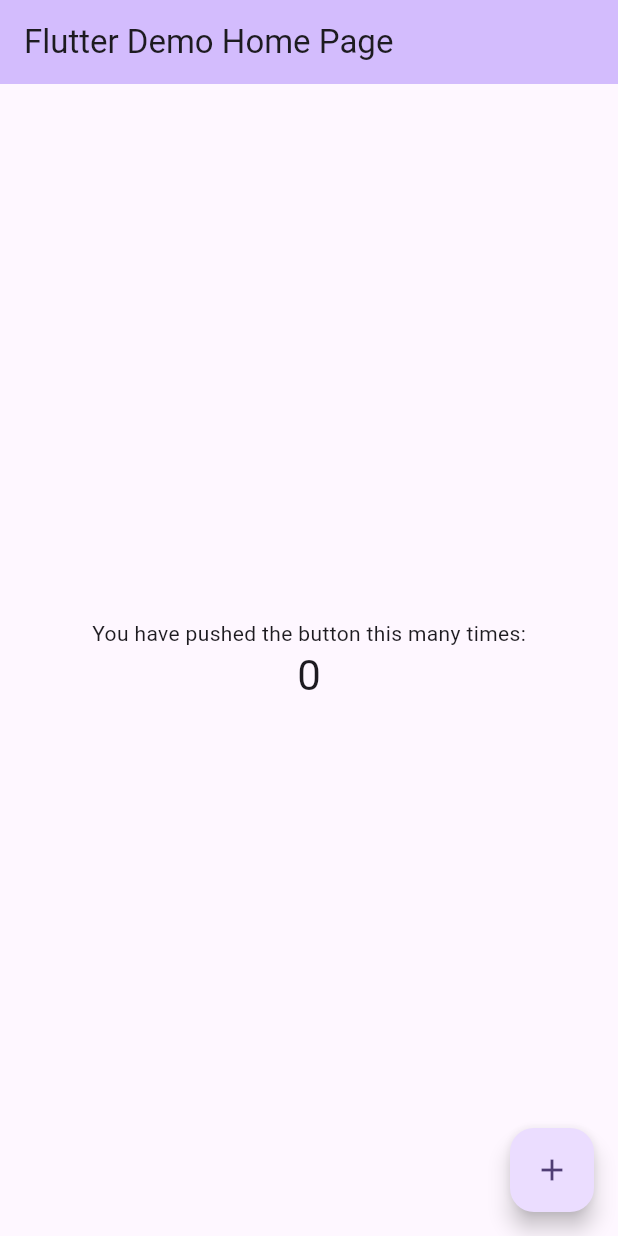
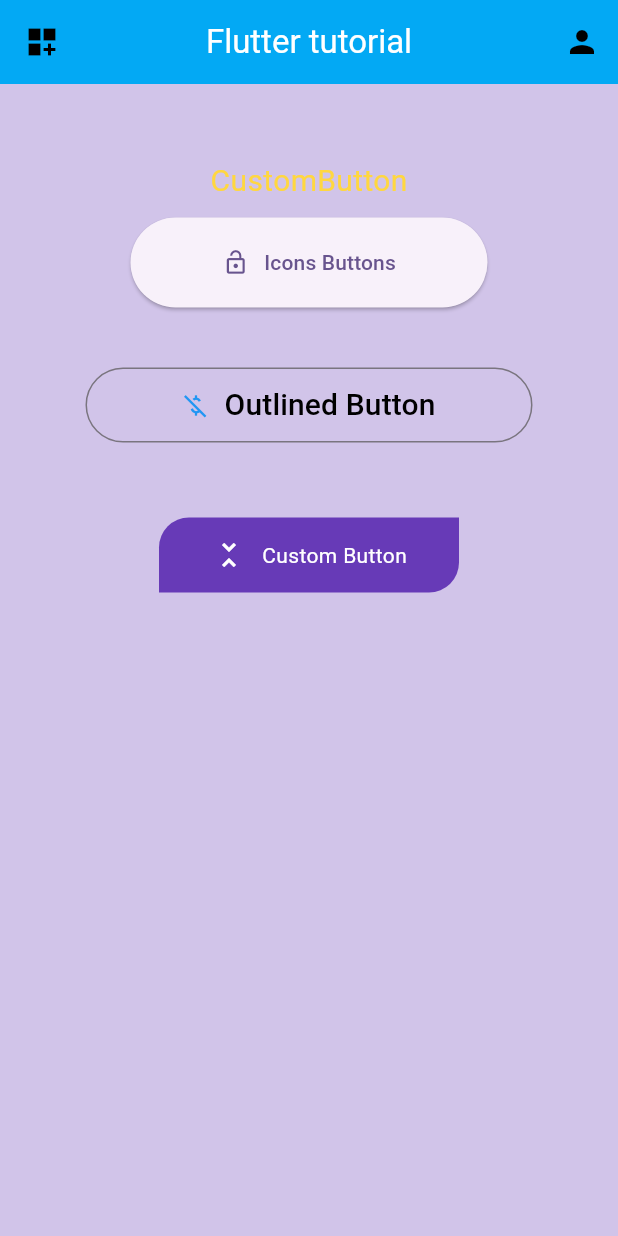
Before and after one commit to ShivBhanKushWaha/Flutter_Tutorial, a Flutter app: the screen it shows after launch, on a phone screen of 412 x 824 dp. Run offline on Flutter 3.47's test engine with Material 3 defaults, Android fonts, the phone set to English and light mode, and no system bars.

Commit message:
AppBar & Buttons

```diff
--- /dev/null
+++ b/lib/components/AppBar.dart
@@ -0,0 +1,47 @@
+import 'package:flutter/material.dart';
+import 'package:flutter_tutorial/components/Buttons.dart';
+
+class HomePage extends StatelessWidget {
+  const HomePage({super.key});
+
+  @override
+  Widget build(BuildContext context) {
+    return Scaffold(
+      // default app color bar is blue
+      appBar: AppBar(
+        // aap bar ke niche shadow lane ke liye elevation rakho hatane ke liye 0
+      // elevation: 0,
+      title: const Text('Flutter tutorial'),
+      // title ke color ke liye foregroundcolor
+      foregroundColor: Colors.white,
+      // to center title use centertitle true
+      centerTitle: true,
+      backgroundColor: Colors.lightBlue,
+      // to add icons left side use leading, IconButton take onpressed event
+      leading: IconButton(onPressed: (() => {
+        print('Left Dashboard pressed')
+      }), icon: const Icon(Icons.dashboard_customize,
+      // to change icon color
+      color: Colors.black,
+      )),
+      // to add icons is right side use actions in actions we can use many icon
+      actions: [
+        IconButton(onPressed: (() => {
+          print('Right Account button pressed')
+        }),
+        icon: const Icon(
+          Icons.person,
+          color: Colors.black,
+        )),
+        // use only icon to add only icon  not performing any event
+        // Icon(Icons.local_activity)
+      ],
+      ),
+      backgroundColor: Colors.deepPurple.shade100,
+      body: const Center(
+        // child: Text('Home'),
+        child: Buttons(),
+      ),
+    );
+  }
+}
--- /dev/null
+++ b/lib/components/Buttons.dart
@@ -0,0 +1,109 @@
+import 'package:flutter/material.dart';
+
+class Buttons extends StatelessWidget {
+  const Buttons({super.key});
+
+  @override
+  Widget build(BuildContext context) {
+    return Column(
+      children: [
+        const SizedBox(
+          height: 50,
+        ),
+        // button using text with any event
+        const Text('CustomButton',
+            style: TextStyle(fontSize: 20, color: Colors.amberAccent)),
+        const SizedBox(
+          height: 10,
+        ),
+        // buttons using elevated button with event
+        ElevatedButton(
+          onPressed: (() => {print('Button press')}),
+          // simple button with text
+          // child: const Text('My Button'),
+          // button with icons we use wrap the text inside a Row then Children then Text
+          // row me lene se pura width le lega to uske liye hame container me wrap kr dena hai
+          // aur container me width set kr dena hai
+          child: Container(
+            // margin means container and row ke bich me margin
+            margin: EdgeInsets.symmetric(vertical: 20,horizontal: 20),
+            // assign the width
+            width: 150,
+            // assign the height
+            // height: 400,
+            child: const Row(
+              // center krne ke liye vertical me
+              mainAxisAlignment: MainAxisAlignment.center,
+              children: [
+                Icon(Icons.lock_open),
+                // add width that gap between text and icon
+                SizedBox(
+                  width: 10,
+                ),
+                Text('Icons Buttons')
+              ],
+            ),
+          ),
+        ),
+        const SizedBox(
+          height: 40,
+        ),
+        //another type of buttons
+        OutlinedButton(
+          onPressed: () => {},
+          child: Container(
+            // if we use padding then ensure that utna space ho means width aur height thik ho
+            padding:const EdgeInsetsDirectional.symmetric(vertical: 10,horizontal: 20),
+            width: 250,
+            height: 50,
+            child: const Row(
+              mainAxisAlignment: MainAxisAlignment.center,
+              children: [
+                Icon(Icons.money_off_csred,color: Colors.blue,),
+                SizedBox(
+                  width: 10,
+                ),
+                Text('Outlined Button',
+                style: TextStyle(color: Colors.black,fontSize: 20),)
+              ],
+            ),
+          ),
+        ),
+        // custome button in simple way
+        // custome design if custome design then use container and decoration
+        // and container ko inkwell me wrap kr do
+        const SizedBox(height: 50,),
+        InkWell(
+          onTap: () => {
+            print('Custom button press'),
+          },
+          child: Container(
+          decoration: const BoxDecoration(
+            color: Colors.deepPurple,
+            // all side circular
+            // borderRadius: BorderRadius.circular(10),
+            // only one side circular use .only left right bottom etc
+            borderRadius: BorderRadius.only(topLeft: Radius.circular(20),
+            bottomRight: Radius.circular(20)),
+          ),
+          width: 200,
+          height: 50,
+          child: const Row(
+            mainAxisAlignment: MainAxisAlignment.center,
+            children: [
+              Icon(Icons.unfold_less,color: Colors.white,),
+              SizedBox(
+                width: 10,
+              ),
+              Text('Custom Button',
+              style: TextStyle(color: Colors.white,
+              ),)
+            ],
+          ),
+        ),
+        )
+
+      ],
+    );
+  }
+}
--- a/lib/components/firstscreen.dart
+++ /dev/null
@@ -1,10 +0,0 @@
-import 'package:flutter/material.dart';
-
-class name extends StatelessWidget {
-  const name({super.key});
-
-  @override
-  Widget build(BuildContext context) {
-    return Container();
-  }
-}
--- a/lib/main.dart
+++ b/lib/main.dart
@@ -1,125 +1,24 @@
 import 'package:flutter/material.dart';
+import 'package:flutter_tutorial/components/AppBar.dart';
 
 void main() {
-  runApp(const MyApp());
+  runApp(const FirstFlutterTutorial());
 }
 
-class MyApp extends StatelessWidget {
-  const MyApp({super.key});
+
+class FirstFlutterTutorial extends StatelessWidget {
+  const FirstFlutterTutorial({super.key});
 
   // This widget is the root of your application.
   @override
   Widget build(BuildContext context) {
     return MaterialApp(
-      title: 'Flutter Demo',
+      debugShowCheckedModeBanner: false,
+      title: 'flutter tutorial',
       theme: ThemeData(
-        // This is the theme of your application.
-        //
-        // TRY THIS: Try running your application with "flutter run". You'll see
-        // the application has a purple toolbar. Then, without quitting the app,
-        // try changing the seedColor in the colorScheme below to Colors.green
-        // and then invoke "hot reload" (save your changes or press the "hot
-        // reload" button in a Flutter-supported IDE, or press "r" if you used
-        // the command line to start the app).
-        //
-        // Notice that the counter didn't reset back to zero; the application
-        // state is not lost during the reload. To reset the state, use hot
-        // restart instead.
-        //
-        // This works for code too, not just values: Most code changes can be
-        // tested with just a hot reload.
         colorScheme: ColorScheme.fromSeed(seedColor: Colors.deepPurple),
-        useMaterial3: true,
       ),
-      home: const MyHomePage(title: 'Flutter Demo Home Page'),
+      home: const HomePage(),
     );
   }
 }
-
-class MyHomePage extends StatefulWidget {
-  const MyHomePage({super.key, required this.title});
-
-  // This widget is the home page of your application. It is stateful, meaning
-  // that it has a State object (defined below) that contains fields that affect
-  // how it looks.
-
-  // This class is the configuration for the state. It holds the values (in this
-  // case the title) provided by the parent (in this case the App widget) and
-  // used by the build method of the State. Fields in a Widget subclass are
-  // always marked "final".
-
-  final String title;
-
-  @override
-  State<MyHomePage> createState() => _MyHomePageState();
-}
-
-class _MyHomePageState extends State<MyHomePage> {
-  int _counter = 0;
-
-  void _incrementCounter() {
-    setState(() {
-      // This call to setState tells the Flutter framework that something has
-      // changed in this State, which causes it to rerun the build method below
-      // so that the display can reflect the updated values. If we changed
-      // _counter without calling setState(), then the build method would not be
-      // called again, and so nothing would appear to happen.
-      _counter++;
-    });
-  }
-
-  @override
-  Widget build(BuildContext context) {
-    // This method is rerun every time setState is called, for instance as done
-    // by the _incrementCounter method above.
-    //
-    // The Flutter framework has been optimized to make rerunning build methods
-    // fast, so that you can just rebuild anything that needs updating rather
-    // than having to individually change instances of widgets.
-    return Scaffold(
-      appBar: AppBar(
-        // TRY THIS: Try changing the color here to a specific color (to
-        // Colors.amber, perhaps?) and trigger a hot reload to see the AppBar
-        // change color while the other colors stay the same.
-        backgroundColor: Theme.of(context).colorScheme.inversePrimary,
-        // Here we take the value from the MyHomePage object that was created by
-        // the App.build method, and use it to set our appbar title.
-        title: Text(widget.title),
-      ),
-      body: Center(
-        // Center is a layout widget. It takes a single child and positions it
-        // in the middle of the parent.
-        child: Column(
-          // Column is also a layout widget. It takes a list of children and
-          // arranges them vertically. By default, it sizes itself to fit its
-          // children horizontally, and tries to be as tall as its parent.
-          //
-          // Column has various properties to control how it sizes itself and
-          // how it positions its children. Here we use mainAxisAlignment to
-          // center the children vertically; the main axis here is the vertical
-          // axis because Columns are vertical (the cross axis would be
-          // horizontal).
-          //
-          // TRY THIS: Invoke "debug painting" (choose the "Toggle Debug Paint"
-          // action in the IDE, or press "p" in the console), to see the
-          // wireframe for each widget.
-          mainAxisAlignment: MainAxisAlignment.center,
-          children: <Widget>[
-            const Text(
-              'You have pushed the button this many times:',
-            ),
-            Text(
-              '$_counter',
-              style: Theme.of(context).textTheme.headlineMedium,
-            ),
-          ],
-        ),
-      ),
-      floatingActionButton: FloatingActionButton(
-        onPressed: _incrementCounter,
-        tooltip: 'Increment',
-        child: const Icon(Icons.add),
-      ), // This trailing comma makes auto-formatting nicer for build methods.
-    );
-  }
-}
```
Also changed, not shown: 1 other file.
